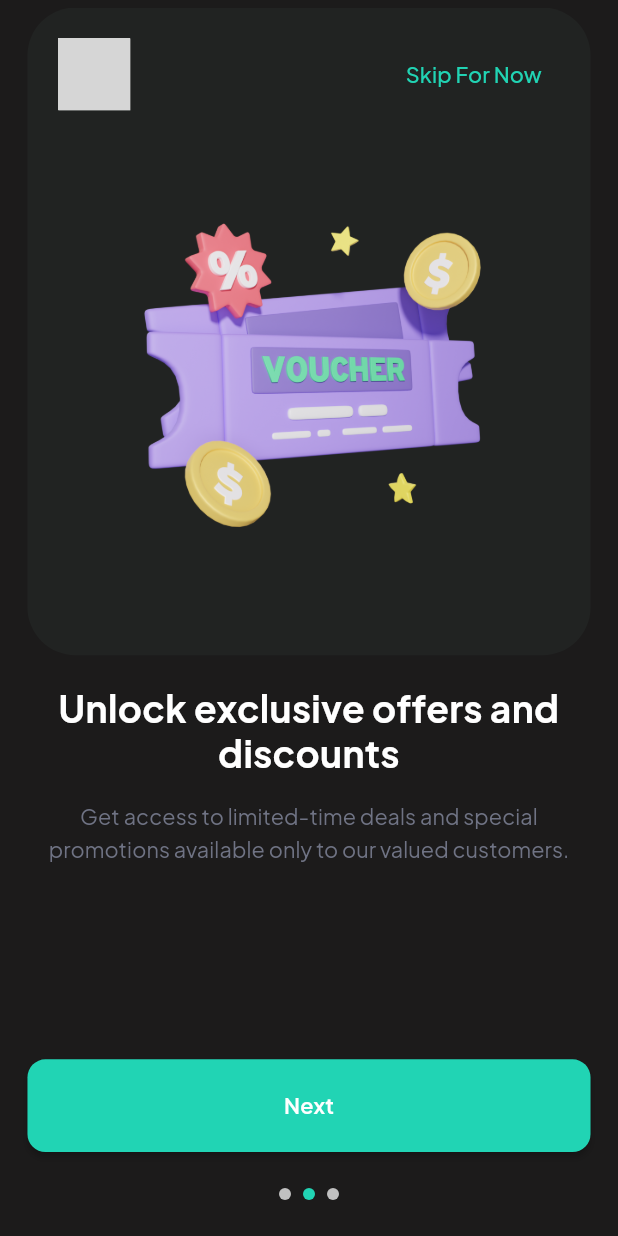
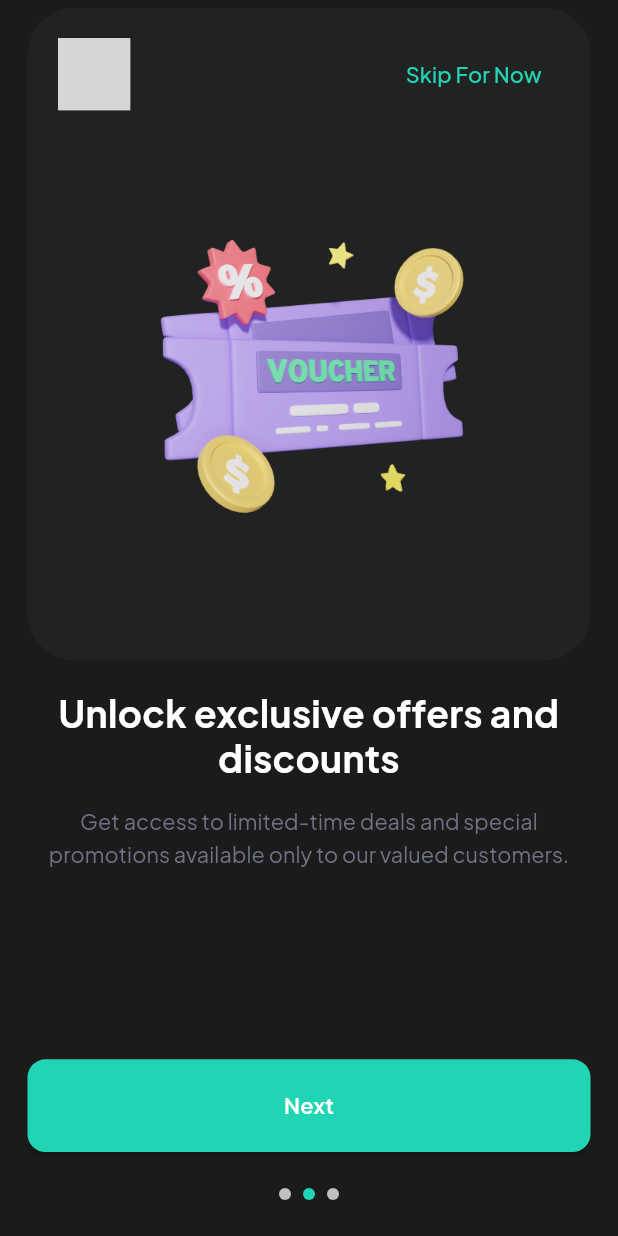
Before and after one commit to Afwra/Afwra-QuickMart-Ecommerce-App, a Flutter app: the screen it shows after launch, swiped to page 2, on a phone screen of 412 x 824 dp. Run offline on Flutter 3.47's test engine with Material 3 defaults, Android fonts, the phone set to English and light mode, and no system bars; drawn by our look-alikes of smooth_page_indicator; our stand-ins replace cached_network_image, dartz, dio, easy_localization, equatable, firebase_auth and 11 more; missing offline and left inert: svg_flutter; accounts and stored records are empty; generated files the repository leaves out were written again; statements that could not run were skipped; grey boxes are pictures that could not be loaded.

Commit message:
fixed onboarding overflow on small screen devices and page view error on home view

```diff
--- a/lib/features/home/presentation/views/widgets/custom_banner_page_view.dart
+++ b/lib/features/home/presentation/views/widgets/custom_banner_page_view.dart
@@ -30,6 +30,8 @@ class CustomBannerPageView extends StatelessWidget {
                   banner: state.banners[index],
                 );
               },
+              onPageChanged: (page) =>
+                  BlocProvider.of<BannerCubit>(context).updatePageIndex(page),
             ),
           );
         } else {
--- a/lib/features/on_boarding/presentation/views/widgets/on_boarding_container.dart
+++ b/lib/features/on_boarding/presentation/views/widgets/on_boarding_container.dart
@@ -23,17 +23,17 @@ class OnBoardingContainer extends StatelessWidget {
       child: Column(
         children: [
           const OnBoardingRowItem(),
-          const SizedBox(
-            height: 46,
+          SizedBox(
+            height: 46.h,
           ),
           Image.asset(
             height: 240.h,
             width: 240.w,
             item.image,
-            fit: BoxFit.cover,
+            fit: BoxFit.scaleDown,
           ),
-          const SizedBox(
-            height: 70,
+          SizedBox(
+            height: 70.h,
           ),
         ],
       ),
--- a/lib/features/on_boarding/presentation/views/widgets/on_boarding_page_item.dart
+++ b/lib/features/on_boarding/presentation/views/widgets/on_boarding_page_item.dart
@@ -11,7 +11,8 @@ class OnBoardingPageItem extends StatelessWidget {
   final OnBoardingItemModel item;
   @override
   Widget build(BuildContext context) {
-    return Column(
+    return SingleChildScrollView(
+      child: Column(
         children: [
           OnBoardingContainer(item: item),
           const SizedBox(
@@ -19,6 +20,7 @@ class OnBoardingPageItem extends StatelessWidget {
           ),
           OnBoardingTitleAndSubtitle(item: item),
         ],
+      ),
     );
   }
 }
--- a/lib/features/on_boarding/presentation/views/widgets/on_boarding_row_item.dart
+++ b/lib/features/on_boarding/presentation/views/widgets/on_boarding_row_item.dart
@@ -1,6 +1,7 @@
 import 'package:easy_localization/easy_localization.dart';
 import 'package:flutter/material.dart';
 import 'package:flutter_bloc/flutter_bloc.dart';
+import 'package:flutter_screenutil/flutter_screenutil.dart';
 import 'package:go_router/go_router.dart';
 import 'package:quick_mart/core/utils/app_assets.dart';
 import 'package:quick_mart/core/utils/app_colors.dart';
@@ -28,6 +29,8 @@ class OnBoardingRowItem extends StatelessWidget {
                     darkMode
                         ? AppAssets.quickMartLogoDarkMode
                         : AppAssets.quickMartLogo,
+                    height: 32.h,
+                    width: 104.w,
                   )
                 : GestureDetector(
                     child: SvgPicture.asset(
```
Also changed, not shown: lib/features/home/presentation/view_model/banner_cubit/banner_cubit.dart (+11 -3 lines). Lines whose indentation alone changed are shown as unchanged.
